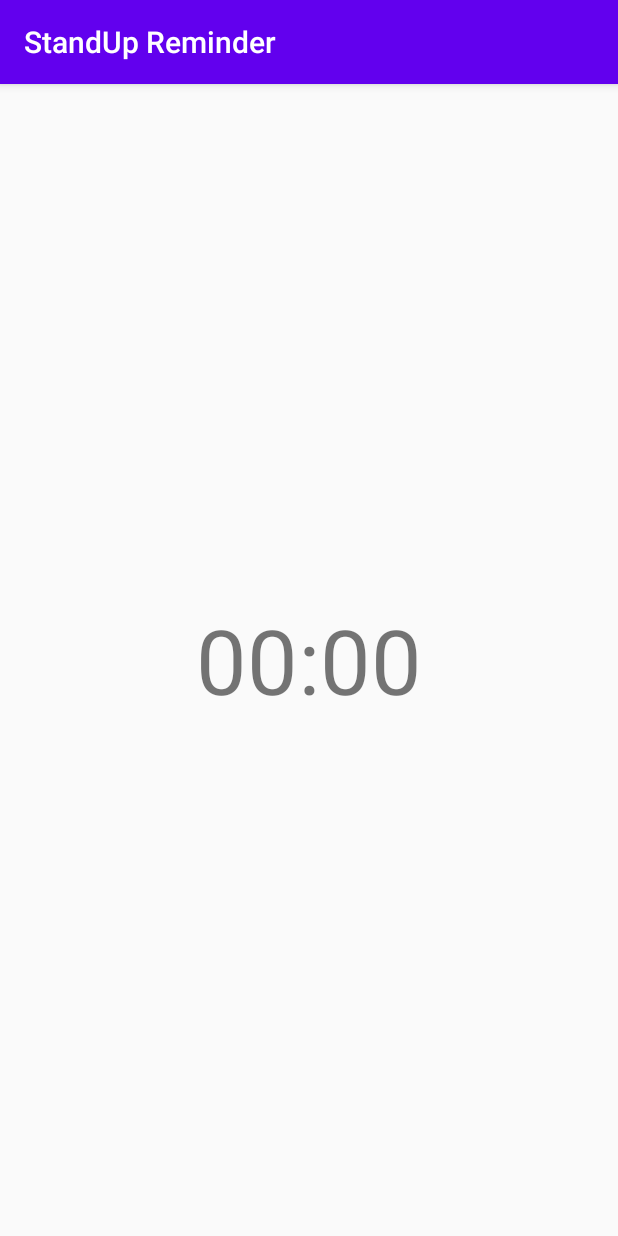
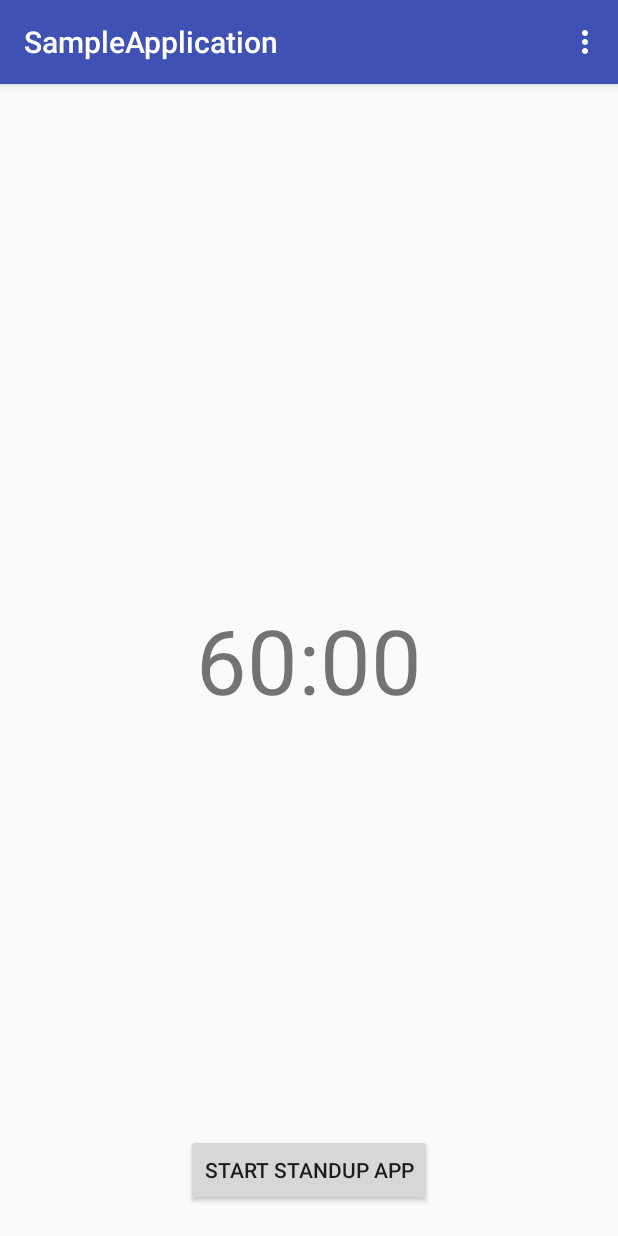
Before and after one commit to Wiljami/StandUpApp, an Android app: the screen it shows after launch (MainActivity), on a phone screen of 412 x 824 dp. Run offline under Robolectric (Android 15) with nearby library versions, the phone set to English and light mode, and no system bars.

Commit message:
Big changes in this commit.
Shame on me for making such a big commit.

Add settings menu. Add mute function. Add vibrate. Add toggle for vibrate.

```diff
--- a/app/build.gradle
+++ b/app/build.gradle
@@ -28,6 +28,7 @@ dependencies {
 
     implementation 'androidx.appcompat:appcompat:1.0.2'
     implementation 'androidx.constraintlayout:constraintlayout:1.1.3'
+    implementation 'com.android.support:preference-v7:26.1.0'
     testImplementation 'junit:junit:4.12'
     androidTestImplementation 'androidx.test.ext:junit:1.1.1'
     androidTestImplementation 'androidx.test.espresso:espresso-core:3.2.0'
--- a/app/src/main/java/fi/skd/standup/MainActivity.java
+++ b/app/src/main/java/fi/skd/standup/MainActivity.java
@@ -7,21 +7,65 @@ import android.content.BroadcastReceiver;
 import android.content.Context;
 import android.content.Intent;
 import android.content.IntentFilter;
+import android.content.SharedPreferences;
+import android.media.MediaPlayer;
+import android.os.Build;
 import android.os.Bundle;
 import android.os.CountDownTimer;
+import android.os.VibrationEffect;
+import android.os.Vibrator;
+import android.preference.PreferenceManager;
+import android.util.Log;
+import android.view.Menu;
+import android.view.MenuInflater;
+import android.view.MenuItem;
+import android.view.View;
+import android.widget.ImageView;
 import android.widget.TextView;
 
+import java.util.Calendar;
 import java.util.Locale;
 
-public class MainActivity extends AppCompatActivity {
-
+public class MainActivity extends AppCompatActivity implements SharedPreferences.OnSharedPreferenceChangeListener {
+    private String TAG = "MainActivity";
+    private MediaPlayer mediaPlayer;
+    private boolean sound = true;
+    private boolean vibration = true;
+    private boolean timerIsRunning = false;
 
     @Override
     protected void onCreate(Bundle savedInstanceState) {
         super.onCreate(savedInstanceState);
         setContentView(R.layout.activity_main);
+        setupSharedPreferences();
         setupBroadcastReceiver();
-        startTimer();
+        //startTimer();
+    }
+
+    @Override
+    public boolean onCreateOptionsMenu(Menu menu) {
+        MenuInflater menuInflater = getMenuInflater();
+        menuInflater.inflate(R.menu.settings_menu, menu);
+        return true;
+    }
+
+    @Override
+    public boolean onOptionsItemSelected(MenuItem item) {
+        int id = item.getItemId();
+        if (id == R.id.action_settings) {
+            Intent intent = new Intent(MainActivity.this, SettingsActivity.class);
+            startActivity(intent);
+            return true;
+        }
+        return super.onOptionsItemSelected(item);
+    }
+
+    private void setupSharedPreferences() {
+        SharedPreferences pref = PreferenceManager.getDefaultSharedPreferences(this);
+        pref.registerOnSharedPreferenceChangeListener(this);
+        sound = pref.getBoolean(getString(R.string.pref_audio_key), true);
+        vibration = pref.getBoolean(getString(R.string.pref_vibration_key), true);
+        setupTimer(pref.getString(getString(R.string.pref_frequency_key), "60"));
     }
 
     private void setupBroadcastReceiver() {
@@ -36,13 +80,49 @@ public class MainActivity extends AppCompatActivity {
                                       }
                                   },
                         new IntentFilter("TimerBroadcast"));
+        LocalBroadcastManager.getInstance(this)
+                .registerReceiver(new BroadcastReceiver() {
+                                      @Override
+                                      public void onReceive(Context context, Intent intent) {
+                                          finishTimer();
                                       }
+                                  },
+                        new IntentFilter("TimerFinish"));
+    }
+
+    private long time;
+
+    private void setupTimer(String minutes) {
+        int min = Integer.parseInt(minutes);
+        time = 1000 * 60 * min;
+        updateTimer(time);
+    }
+
 
     private void startTimer() {
         Intent intent = new Intent(this, TimerService.class);
-        long time = 10000;
         intent.putExtra("timer", time);
         startService(intent);
+    }
+
+    private void finishTimer() {
+        TextView alarmText = findViewById(R.id.alarm_text);
+        alarmText.setText("STAND UP LIKE YOUR LIFE DEPENDS ON IT!");
+        if (vibration) {
+            Vibrator v = (Vibrator) getSystemService(Context.VIBRATOR_SERVICE);
+            if (Build.VERSION.SDK_INT >= Build.VERSION_CODES.O) {
+                v.vibrate(VibrationEffect.createOneShot(2000, VibrationEffect.DEFAULT_AMPLITUDE));
+            } else {
+                v.vibrate(2000);
+            }
+        }
+
+        if(sound) {
+            mediaPlayer = MediaPlayer.create(this, R.raw.alarm);
+            mediaPlayer.start();
+        }
+
+        startTimer();
     }
 
     private void updateTimer(long timeLeftInMillis) {
@@ -55,4 +135,22 @@ public class MainActivity extends AppCompatActivity {
 
         timer.setText(timerString);
     }
+
+    @Override
+    public void onSharedPreferenceChanged(SharedPreferences sharedPreferences, String key) {
+        if (key.equals(getString(R.string.pref_audio_key)))
+            sound = sharedPreferences.getBoolean(key, true);
+        if (key.equals(getString(R.string.pref_vibration_key)))
+            vibration = sharedPreferences.getBoolean(key, true);
+        if (key.equals(getString(R.string.pref_frequency_key))) {
+            setupTimer(sharedPreferences.getString(key, "60"));
         }
+    }
+
+    public void startTimer(View view) {
+        if(!timerIsRunning) {
+            timerIsRunning = true;
+            startTimer();
+        }
+    }
+}
--- a/app/src/main/res/layout/activity_main.xml
+++ b/app/src/main/res/layout/activity_main.xml
@@ -4,6 +4,18 @@
     android:layout_width="match_parent"
     android:layout_height="match_parent"
     tools:context=".MainActivity">
+
+    <TextView
+        android:id="@+id/alarm_text"
+        android:layout_width="wrap_content"
+        android:layout_height="wrap_content"
+        android:text=""
+        android:textAlignment="center"
+        android:textSize="18sp"
+        android:layout_centerHorizontal="true"
+        android:padding="5dp"
+        android:layout_margin="5dp"
+        android:gravity="center_horizontal" />
 
     <TextView
         android:id="@+id/text_view_timer"
@@ -14,4 +26,14 @@
         android:text="00:00"
         android:textSize="60sp"
         />
+
+    <Button
+        android:layout_width="wrap_content"
+        android:layout_height="wrap_content"
+        android:text="Start StandUp App"
+        android:layout_centerHorizontal="true"
+        android:layout_alignParentBottom="true"
+        android:layout_margin="20dp"
+        android:onClick="startTimer"
+        />
 </RelativeLayout>
--- /dev/null
+++ b/app/src/main/res/menu/settings_menu.xml
@@ -0,0 +1,12 @@
+<?xml version="1.0" encoding="utf-8"?>
+<menu xmlns:android="http://schemas.android.com/apk/res/android"
+    xmlns:app="http://schemas.android.com/apk/res-auto">
+
+    <item
+        android:id="@+id/action_settings"
+        android:title="Settings"
+        android:orderInCategory="100"
+        app:showAsAction="never"
+        />
+
+</menu>
--- a/app/src/main/res/values/colors.xml
+++ b/app/src/main/res/values/colors.xml
@@ -1,6 +1,6 @@
 <?xml version="1.0" encoding="utf-8"?>
 <resources>
-    <color name="colorPrimary">#6200EE</color>
-    <color name="colorPrimaryDark">#3700B3</color>
-    <color name="colorAccent">#03DAC5</color>
+    <color name="colorPrimary">#3F51B5</color>
+    <color name="colorPrimaryDark">#303F9F</color>
+    <color name="colorAccent">#FF4081</color>
 </resources>
--- a/app/src/main/res/values/styles.xml
+++ b/app/src/main/res/values/styles.xml
@@ -6,6 +6,8 @@
         <item name="colorPrimary">@color/colorPrimary</item>
         <item name="colorPrimaryDark">@color/colorPrimaryDark</item>
         <item name="colorAccent">@color/colorAccent</item>
+
+        <item name="preferenceTheme">@style/PreferenceThemeOverlay</item>
     </style>
 
 </resources>
```
Also changed, not shown: app/src/main/AndroidManifest.xml (+8 -1 lines), app/src/main/java/fi/skd/standup/SettingsActivity.java (added, +31 -0 lines), app/src/main/java/fi/skd/standup/SettingsFragment.java (added, +84 -0 lines), app/src/main/java/fi/skd/standup/TimerService.java (+8 -0 lines), app/src/main/res/drawable/ic_mute_icon.xml (added, +24 -0 lines), app/src/main/res/drawable/ic_speaker_icon.xml (added, +18 -0 lines), app/src/main/res/layout/activity_settings.xml (added, +8 -0 lines), app/src/main/res/values/strings.xml (+17 -1 lines), app/src/main/res/xml/settings_pref.xml (added, +26 -0 lines), 1 other file. Lines whose indentation alone changed are shown as unchanged.
